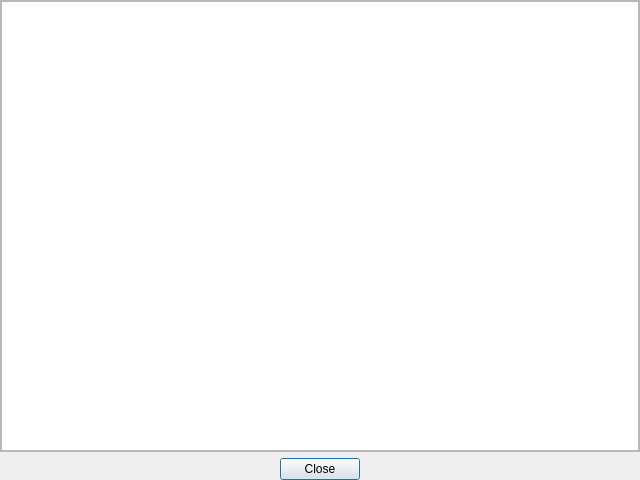
The window that gui_client/ui_views/logwindow.ui (devalk96/Thema06_GUI) describes before a commit, drawn with Qt 5.
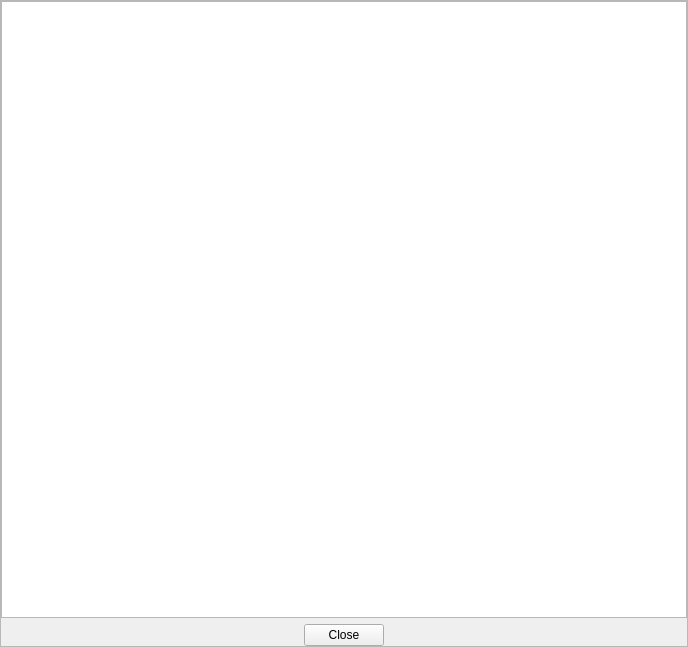
The same window after the commit.

```diff
--- a/gui_client/ui_views/logwindow.ui
+++ b/gui_client/ui_views/logwindow.ui
@@ -6,13 +6,16 @@
    <rect>
     <x>0</x>
     <y>0</y>
-    <width>640</width>
-    <height>480</height>
+    <width>688</width>
+    <height>647</height>
    </rect>
   </property>
   <property name="windowTitle">
    <string>Log</string>
   </property>
+  <property name="layoutDirection">
+   <enum>Qt::LeftToRight</enum>
+  </property>
   <property name="sizeGripEnabled">
    <bool>false</bool>
   </property>
@@ -56,7 +59,7 @@
       <property name="bottomMargin">
        <number>0</number>
       </property>
-      <item row="0" column="0" colspan="2">
+      <item row="0" column="0">
        <widget class="QScrollArea" name="scrollArea">
         <property name="lineWidth">
          <number>0</number>
@@ -69,14 +72,11 @@
           <rect>
            <x>0</x>
            <y>0</y>
-           <width>626</width>
-           <height>430</height>
+           <width>686</width>
+           <height>645</height>
           </rect>
          </property>
-         <layout class="QVBoxLayout" name="verticalLayout">
-          <property name="spacing">
-           <number>0</number>
-          </property>
+         <layout class="QGridLayout" name="gridLayout_3">
           <property name="leftMargin">
            <number>0</number>
           </property>
@@ -89,7 +89,55 @@
           <property name="bottomMargin">
            <number>0</number>
           </property>
-          <item>
+          <item row="4" column="0">
+           <spacer name="horizontalSpacer">
+            <property name="orientation">
+             <enum>Qt::Horizontal</enum>
+            </property>
+            <property name="sizeHint" stdset="0">
+             <size>
+              <width>40</width>
+              <height>20</height>
+             </size>
+            </property>
+           </spacer>
+          </item>
+          <item row="4" column="1">
+           <widget class="QPushButton" name="pushButton_close">
+            <property name="sizePolicy">
+             <sizepolicy hsizetype="Fixed" vsizetype="Preferred">
+              <horstretch>0</horstretch>
+              <verstretch>0</verstretch>
+             </sizepolicy>
+            </property>
+            <property name="maximumSize">
+             <size>
+              <width>100</width>
+              <height>100</height>
+             </size>
+            </property>
+            <property name="text">
+             <string>Close</string>
+            </property>
+            <property name="autoDefault">
+             <bool>false</bool>
+            </property>
+           </widget>
+          </item>
+          <item row="4" column="2">
+           <spacer name="horizontalSpacer_2">
+            <property name="orientation">
+             <enum>Qt::Horizontal</enum>
+            </property>
+            <property name="sizeHint" stdset="0">
+             <size>
+              <width>40</width>
+              <height>20</height>
+             </size>
+            </property>
+           </spacer>
+          </item>
+          <item row="3" column="0" colspan="3">
            <widget class="QTextBrowser" name="textBrowser">
             <property name="frameShadow">
              <enum>QFrame::Sunken</enum>
@@ -110,16 +158,6 @@
         </widget>
        </widget>
       </item>
-      <item row="1" column="0" colspan="2">
-       <widget class="QDialogButtonBox" name="buttonBox">
-        <property name="standardButtons">
-         <set>QDialogButtonBox::Close</set>
-        </property>
-        <property name="centerButtons">
-         <bool>true</bool>
-        </property>
-       </widget>
-      </item>
      </layout>
     </widget>
    </item>
```
